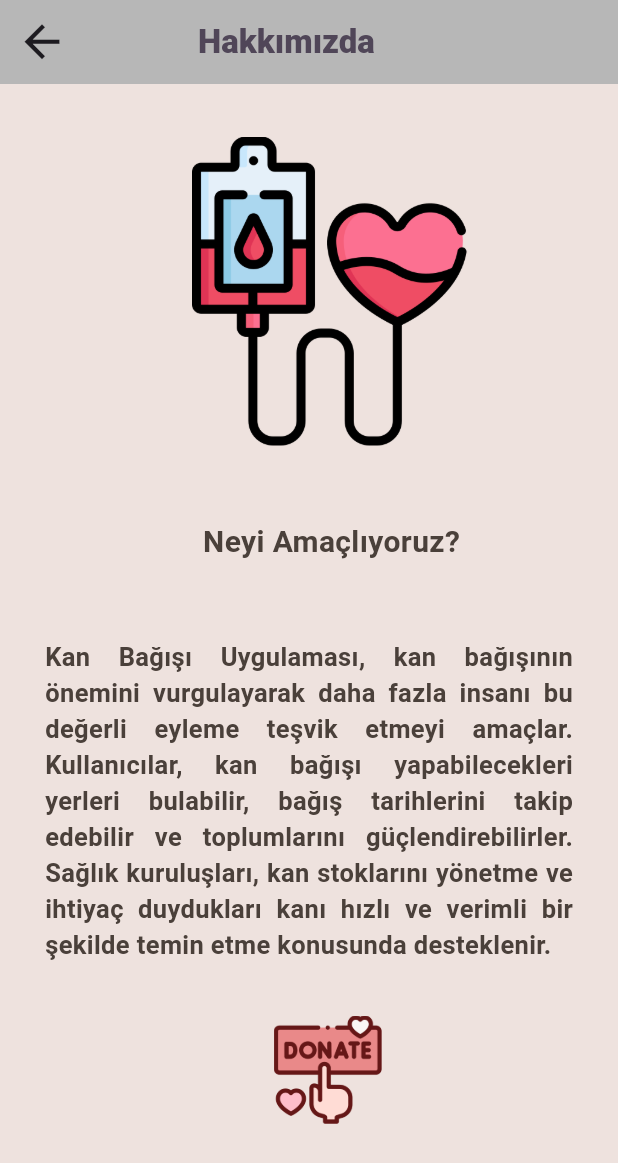
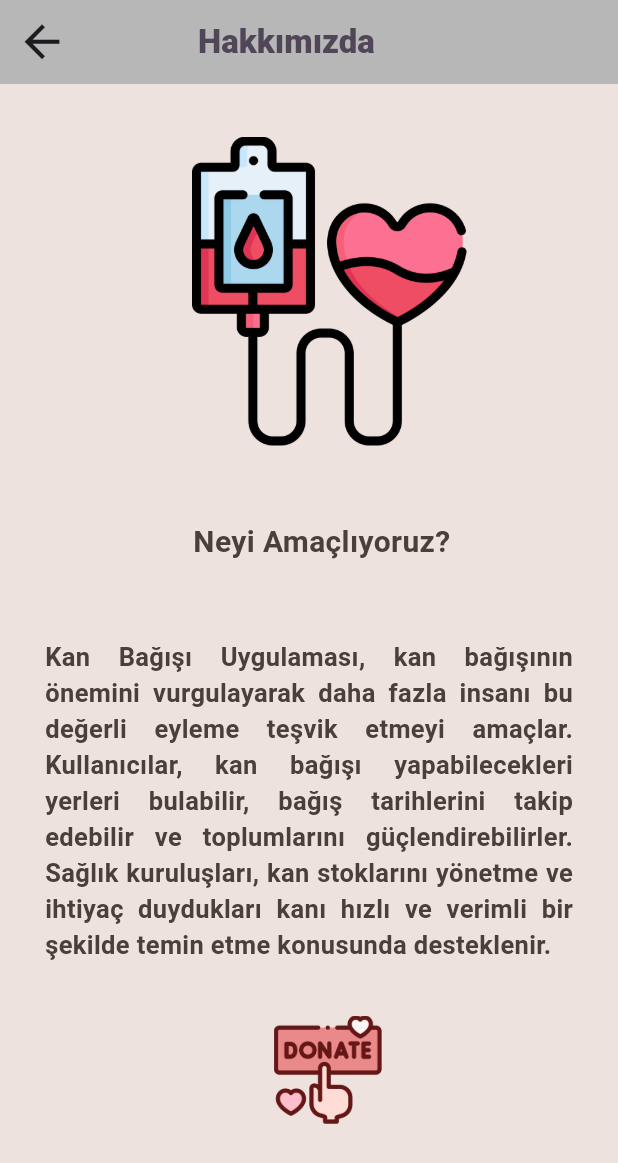
Before and after one commit to tugba0278/GraduationProject_Flutter, a Flutter app: the AboutPage screen opened by its route, on a phone screen of 412 x 824 dp. Shown: the top 1163 px of the screen. Run offline on Flutter 3.47's test engine with Material 3 defaults, Android fonts, the phone set to English and light mode, and no system bars; our stand-ins replace cloud_firestore, firebase_auth, firebase_core; missing offline and left inert: appinio_video_player; accounts and stored records are empty; Roboto replaces fonts that are missing (Times New Roman).

Commit message:
about page was updated

```diff
--- a/lib/pages/about.dart
+++ b/lib/pages/about.dart
@@ -54,7 +54,7 @@ class _AboutPageState extends State<AboutPage> {
               ),
             ),
             const Padding(
-              padding: EdgeInsets.only(top: 50.0, left: 30),
+              padding: EdgeInsets.only(top: 50.0, left: 17),
               child: Text(
                 'Neyi Amaçlıyoruz?',
                 style: TextStyle(
```
